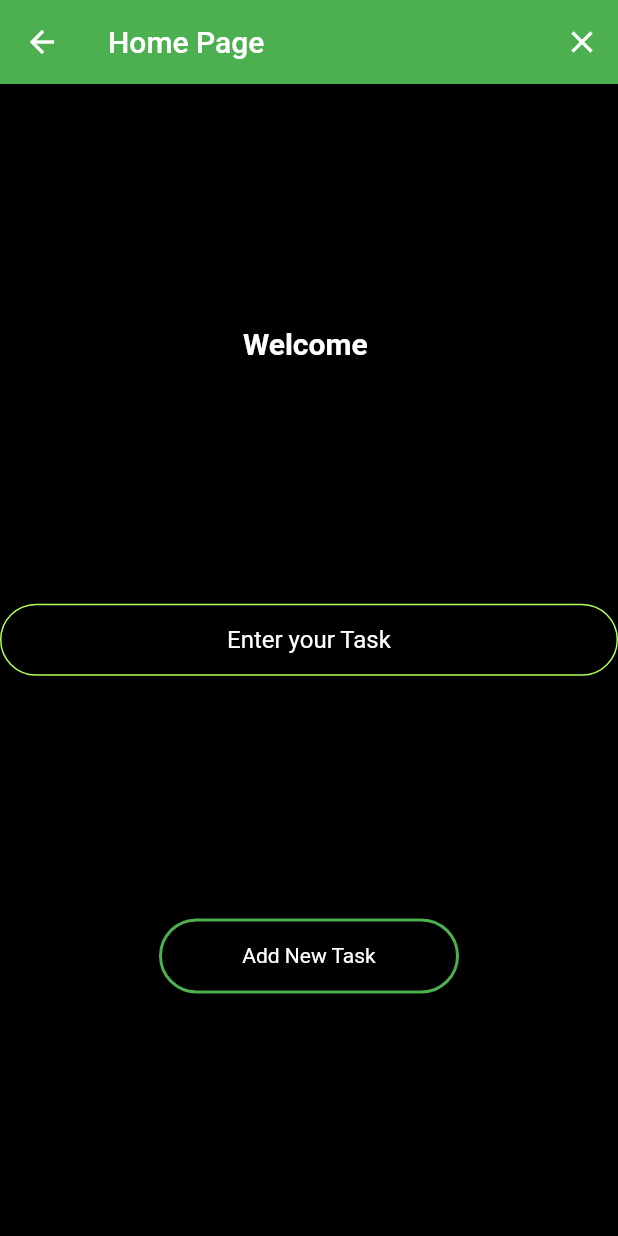
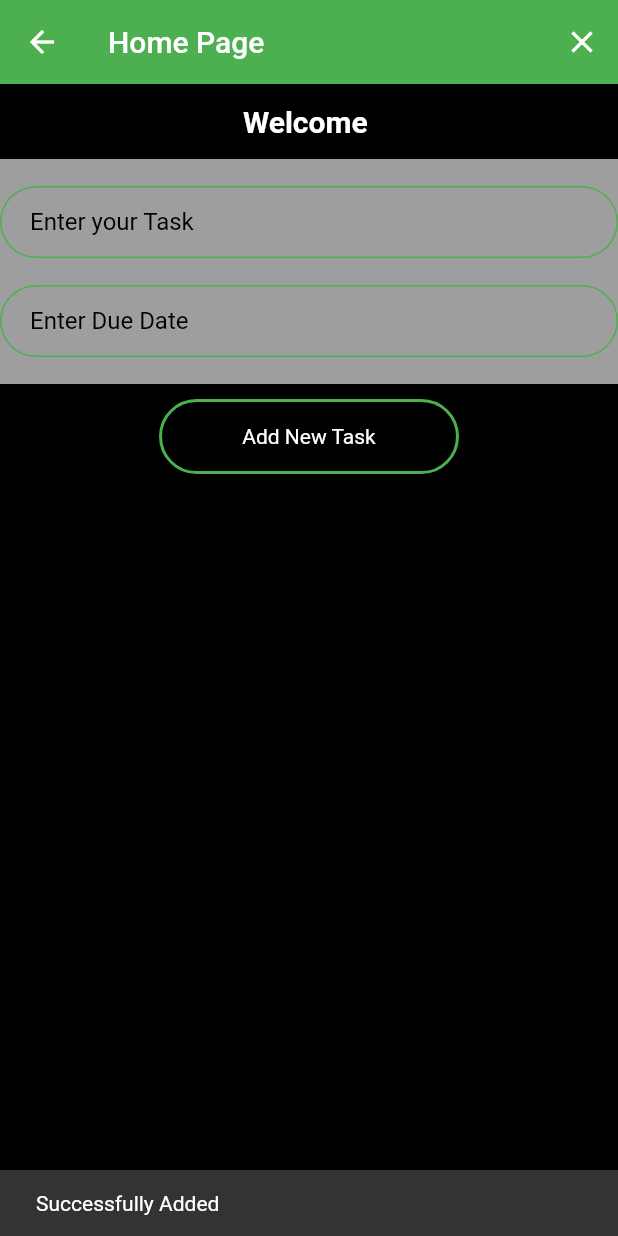
Before and after one commit to ScottJohnson02/flutter-todo-list, a Flutter app: the Home screen opened by its route, after a tap on "Add New Task", on a phone screen of 412 x 824 dp. Run offline on Flutter 3.47's test engine with Material 2 defaults, Android fonts, the phone set to English and light mode, and no system bars; drawn by our look-alikes of date_field; our stand-ins replace cloud_firestore, firebase_auth, firebase_core, modal_progress_hud; accounts and stored records are empty.

Commit message:
added due date and success message.

```diff
--- a/lib/home.dart
+++ b/lib/home.dart
@@ -1,24 +1,26 @@
 import 'package:flutter/material.dart';
 import 'package:firebase_auth/firebase_auth.dart';
 import 'package:cloud_firestore/cloud_firestore.dart';
+import 'package:date_field/date_field.dart';
 
 final db = FirebaseFirestore.instance;
 User loggedinUser;
 String loggedinUserEmail;
 String task;
+DateTime dueDate;
 const kTextFieldDecoration = InputDecoration(
   hintText: 'Enter a value',
-  hintStyle: TextStyle(color: Colors.white),
+  hintStyle: TextStyle(color: Colors.black),
   contentPadding: EdgeInsets.symmetric(vertical: 10.0, horizontal: 20.0),
   border: OutlineInputBorder(
     borderRadius: BorderRadius.all(Radius.circular(32.0)),
   ),
   enabledBorder: OutlineInputBorder(
-    borderSide: BorderSide(color: Colors.lightGreenAccent, width: 1.0),
+    borderSide: BorderSide(color: Colors.green, width: 1.0),
     borderRadius: BorderRadius.all(Radius.circular(32.0)),
   ),
   focusedBorder: OutlineInputBorder(
-    borderSide: BorderSide(color: Colors.lightGreenAccent, width: 2.0),
+    borderSide: BorderSide(color: Colors.green, width: 2.0),
     borderRadius: BorderRadius.all(Radius.circular(32.0)),
   ),
 );
@@ -53,7 +55,6 @@ class _HomeState extends State<Home> {
   Widget build(BuildContext context) {
     return Scaffold(
       appBar: AppBar(
-        leading: null,
         actions: <Widget>[
           IconButton(
               icon: Icon(Icons.close),
@@ -74,25 +75,48 @@ class _HomeState extends State<Home> {
             color: Colors.black,
             alignment: Alignment.center,
             child: Column(
-              mainAxisAlignment: MainAxisAlignment.spaceEvenly,
               crossAxisAlignment: CrossAxisAlignment.center,
               children: [
-                Text(
+                Container(
+                    alignment: Alignment.center,
+                    width: 500,
+                    height: 50,
+                    child: Text(
                       "Welcome $loggedinUserEmail",
                       style: TextStyle(
                           fontSize: 20.0,
                           fontWeight: FontWeight.bold,
                           color: Colors.white),
-                ),
+                    )),
+                Container(
+                    width: 500,
+                    height: 150,
+                    color: Colors.grey,
+                    child: Column(
+                        mainAxisAlignment: MainAxisAlignment.spaceEvenly,
+                        children: [
                           TextField(
                               obscureText: false,
-                    textAlign: TextAlign.center,
+                              textAlign: TextAlign.left,
                               onChanged: (value) {
                                 task = value;
                               },
-                    style: TextStyle(color: Colors.white),
+                              style: TextStyle(color: Colors.black),
                               decoration: kTextFieldDecoration.copyWith(
                                   hintText: 'Enter your Task')),
+                          DateTimeFormField(
+                            decoration: kTextFieldDecoration.copyWith(
+                                hintText: 'Enter Due Date'),
+                            mode: DateTimeFieldPickerMode.dateAndTime,
+                            autovalidateMode: AutovalidateMode.always,
+                            validator: (e) => (e?.day ?? 0) == 1
+                                ? 'Please not the first day'
+                                : null,
+                            onDateSelected: (DateTime value) {
+                              dueDate = value;
+                            },
+                          )
+                        ])),
                 GestureDetector(
                     onTap: () {
                       db
@@ -100,9 +124,21 @@ class _HomeState extends State<Home> {
                           .doc(loggedinUser.uid)
                           .collection('tasks')
                           .doc(task)
-                          .set({'title': task, 'time': new DateTime.now()});
+                          .set({
+                        'title': task,
+                        'time': new DateTime.now(),
+                        'due date': dueDate
+                      }).then((_) {
+                        ScaffoldMessenger.of(context).showSnackBar(
+                            SnackBar(content: Text('Successfully Added')));
+                      }).catchError((onError) {
+                        ScaffoldMessenger.of(context)
+                            .showSnackBar(SnackBar(content: Text(onError)));
+                      });
                     },
                     child: Container(
+                        margin: EdgeInsets.all(10),
+                        padding: EdgeInsets.all(5),
                         decoration: BoxDecoration(
                             border: Border.all(width: 2, color: Colors.green),
                             borderRadius:
@@ -111,7 +147,10 @@ class _HomeState extends State<Home> {
                         width: 200,
                         height: 50,
                         child: Text('Add New Task',
-                            style: TextStyle(color: Colors.white))))
+                            style: TextStyle(color: Colors.white)))),
+                Column(
+                  children: [],
+                )
               ],
             )),
       ),
--- a/pubspec.yaml
+++ b/pubspec.yaml
@@ -36,6 +36,7 @@ dev_dependencies:
   firebase_auth: ^1.1.1
   modal_progress_hud: ^0.1.3
   cloud_firestore: ^1.0.7
+  date_field: ^2.0.1
 
 # For information on the generic Dart part of this file, see the
 # following page: https://dart.dev/tools/pub/pubspec
```
Also changed, not shown: pubspec.lock. Lines whose indentation alone changed are shown as unchanged.
